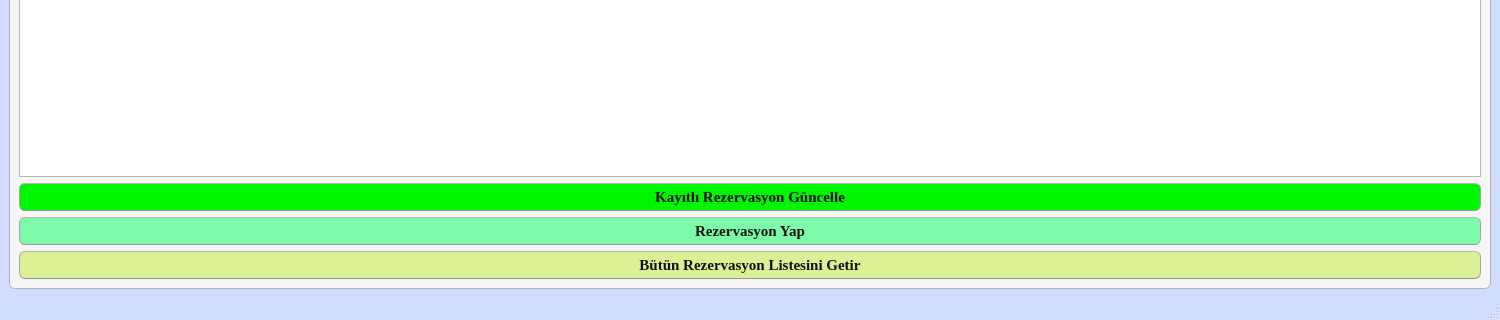
Qt form ui_designs/rezTakip.ui (subhanakbenli/Rezervasyon-Takip-Program-) before a commit; both pictures show x 0 to 1500 and y 473 to 793 of the 1500 by 793 pixel window.
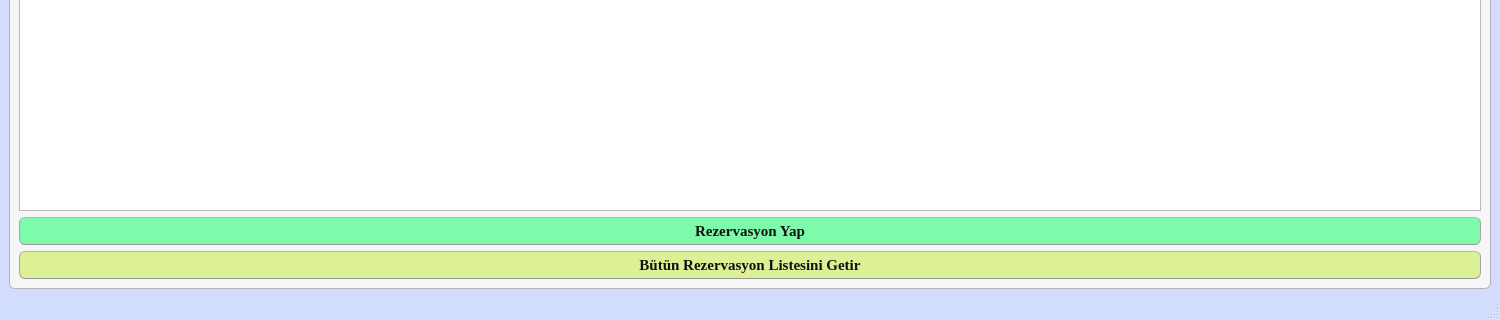
The same form after that commit. The open tabs and pages were chosen to show the change.

Diff of the .ui file:
```diff
--- a/ui_designs/rezTakip.ui
+++ b/ui_designs/rezTakip.ui
@@ -1205,30 +1205,6 @@
             </property>
            </widget>
           </item>
-          <item row="2" column="0">
-           <widget class="QPushButton" name="rezguncelle_pushButton">
-            <property name="sizePolicy">
-             <sizepolicy hsizetype="Minimum" vsizetype="Fixed">
-              <horstretch>0</horstretch>
-              <verstretch>0</verstretch>
-             </sizepolicy>
-            </property>
-            <property name="font">
-             <font>
-              <family>Times New Roman</family>
-              <pointsize>11</pointsize>
-              <weight>75</weight>
-              <bold>true</bold>
-             </font>
-            </property>
-            <property name="styleSheet">
-             <string notr="true">background-color:rgb(0, 245,0)</string>
-            </property>
-            <property name="text">
-             <string>Kayıtlı Rezervasyon Güncelle</string>
-            </property>
-           </widget>
-          </item>
          </layout>
         </widget>
         <widget class="QWidget" name="tab_3">
```
Left out of the diff: 6 changed lines with no effect on the pictures.
